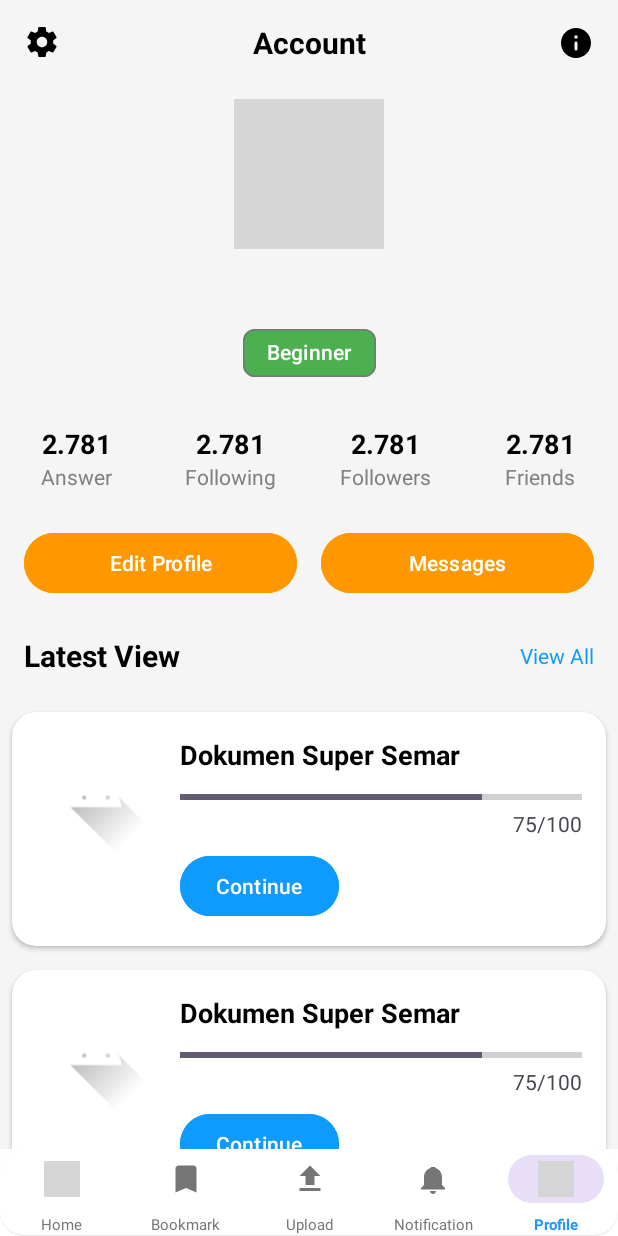
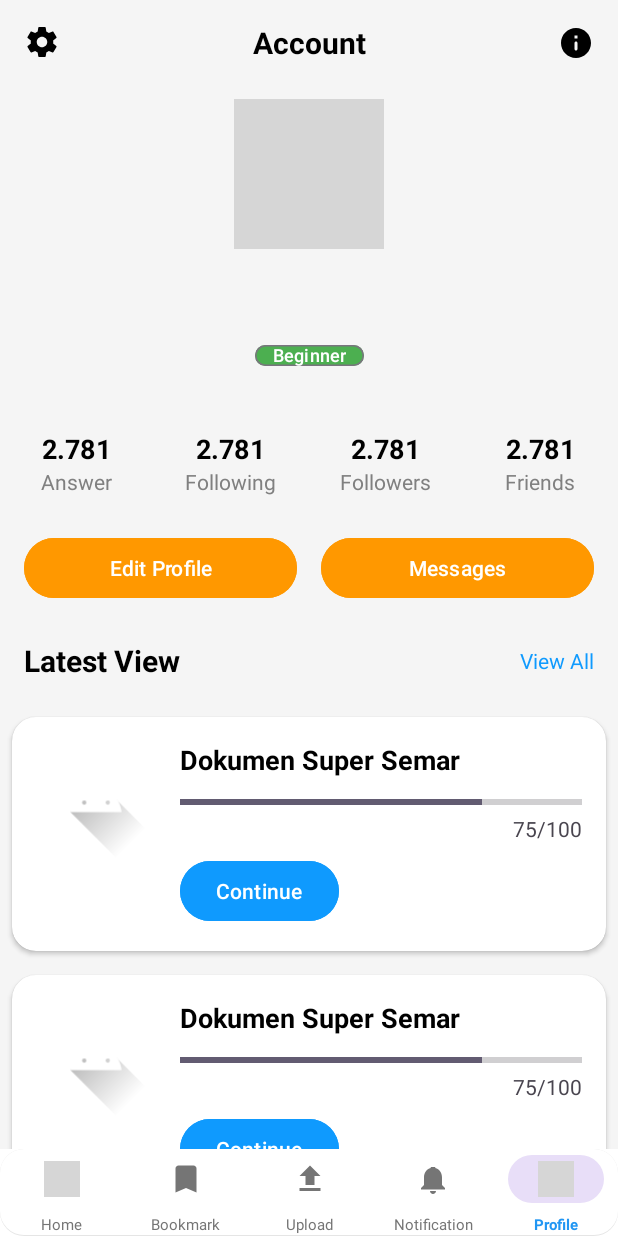
Before and after one commit to raffli0/ShareTask, an Android app: the screen it shows after launch once a user with an empty profile is signed in (MainActivity), item 5 of the bottom bar chosen, on a phone screen of 412 x 824 dp. Run offline under Robolectric (Android 15) with nearby library versions, the phone set to English and light mode, and no system bars; our stand-ins replace CircleImageView, Firebase (no records; nobody signed in at launch, a user with empty details on screens opened directly), data binding; grey boxes are pictures that could not be loaded.

Commit message:
ui revision

```diff
--- a/app/src/main/java/com/example/sharetask/data/model/Task.kt
+++ b/app/src/main/java/com/example/sharetask/data/model/Task.kt
@@ -5,5 +5,6 @@ data class Task(
     val description: String = "",
     val uploadedBy: String = "",
     val uploadedByPhotoUrl: String = "",
+    val documentUrl: String? = null,
     val timestamp: Long = System.currentTimeMillis()
 )
--- a/app/src/main/res/layout/fragment_home.xml
+++ b/app/src/main/res/layout/fragment_home.xml
@@ -35,7 +35,7 @@
                 android:id="@+id/tv_subtitle"
                 android:layout_width="wrap_content"
                 android:layout_height="wrap_content"
-                android:text="Lets learn something today!"
+                android:text="Let's learn something today!"
                 android:textColor="@color/gray"
                 android:textSize="16sp"
                 app:layout_constraintStart_toStartOf="parent"
--- a/app/src/main/res/layout/fragment_profile.xml
+++ b/app/src/main/res/layout/fragment_profile.xml
@@ -82,12 +82,19 @@
                 android:layout_width="wrap_content"
                 android:layout_height="wrap_content"
                 android:text="Beginner"
+                android:textSize="12sp"
+                android:textColor="@color/white"
                 app:chipBackgroundColor="#4CAF50"
                 app:chipCornerRadius="8dp"
-                android:textColor="@color/white"
-                app:layout_constraintEnd_toEndOf="parent"
+                app:chipMinHeight="10dp"
+                app:chipStartPadding="8dp"
+                app:chipEndPadding="8dp"
+                app:textStartPadding="4dp"
+                app:textEndPadding="4dp"
+                app:layout_constraintTop_toBottomOf="@+id/tv_user_name"
                 app:layout_constraintStart_toStartOf="parent"
-                app:layout_constraintTop_toBottomOf="@+id/tv_user_name" />
+                app:layout_constraintEnd_toEndOf="parent"/>
+
 
             <LinearLayout
                 android:id="@+id/ll_stats"
```
Also changed, not shown: app/build.gradle.kts (+8 -0 lines), app/src/main/java/com/example/sharetask/viewmodel/UploadViewModel.kt (+17 -4 lines).
